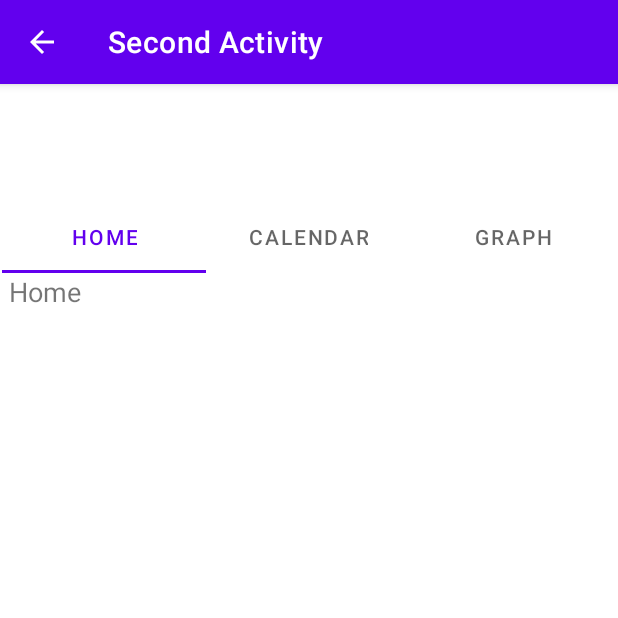
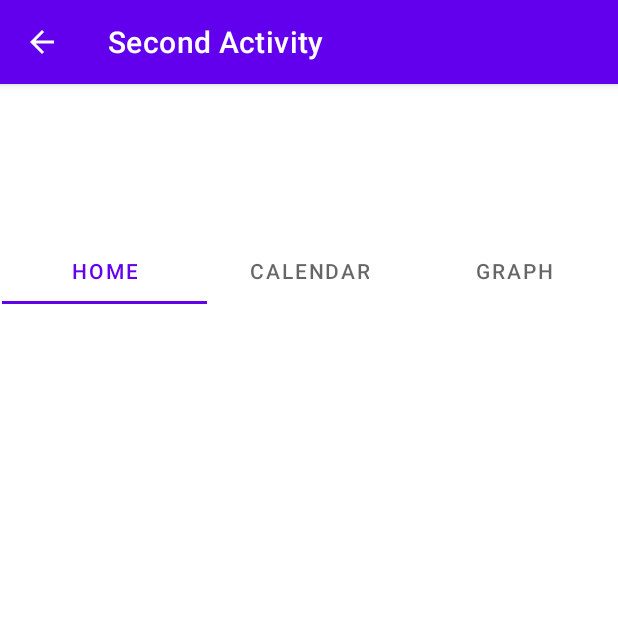
Before and after one commit to GeMath18/Baby_Manager, an Android app: the HomeFragment screen opened directly, with no data from a screen before it, on a phone screen of 412 x 824 dp, the top half of it. Run offline under Robolectric (Android 15) with nearby library versions, the phone set to English and light mode, and no system bars.

Commit message:
I have the name showing on main screen and moved navigation

```diff
--- a/app/src/main/res/layout/activity_second.xml
+++ b/app/src/main/res/layout/activity_second.xml
@@ -12,17 +12,18 @@
         android:layout_width="wrap_content"
         android:layout_height="wrap_content"
         android:layout_marginStart="16dp"
-        android:layout_marginTop="16dp"
+        android:layout_marginTop="60dp"
         android:text="@string/empty_text"
         android:textSize="18sp"
         android:textStyle="bold"
+        android:visibility="visible"
         app:layout_constraintStart_toStartOf="parent"
         app:layout_constraintTop_toTopOf="parent" />
 
     <com.google.android.material.tabs.TabLayout
         android:id="@+id/tabBar"
-        android:layout_width="0dp"
-        android:layout_height="wrap_content"
+        android:layout_width="410dp"
+        android:layout_height="44dp"
         android:layout_marginStart="1dp"
         android:layout_marginEnd="1dp"
         app:layout_constraintBottom_toTopOf="@+id/viewPager"
@@ -51,8 +52,8 @@
 
     <androidx.viewpager.widget.ViewPager
         android:id="@+id/viewPager"
-        android:layout_width="406dp"
-        android:layout_height="642dp"
+        android:layout_width="410dp"
+        android:layout_height="621dp"
         app:layout_constraintBottom_toBottomOf="parent"
         app:layout_constraintEnd_toEndOf="parent"
         app:layout_constraintHorizontal_bias="1.0"
--- a/app/src/main/res/layout/fragment_home.xml
+++ b/app/src/main/res/layout/fragment_home.xml
@@ -3,12 +3,4 @@
     xmlns:tools="http://schemas.android.com/tools"
     android:layout_width="match_parent"
     android:layout_height="match_parent"
-    tools:context=".HomeFragment">
-
-    <TextView
-        android:id="@+id/home_textView"
-        android:layout_width="wrap_content"
-        android:layout_height="wrap_content"
-        android:text="@string/home_textview"
-        android:textSize="18sp" />
-</FrameLayout>
+    tools:context=".HomeFragment"/>
```
